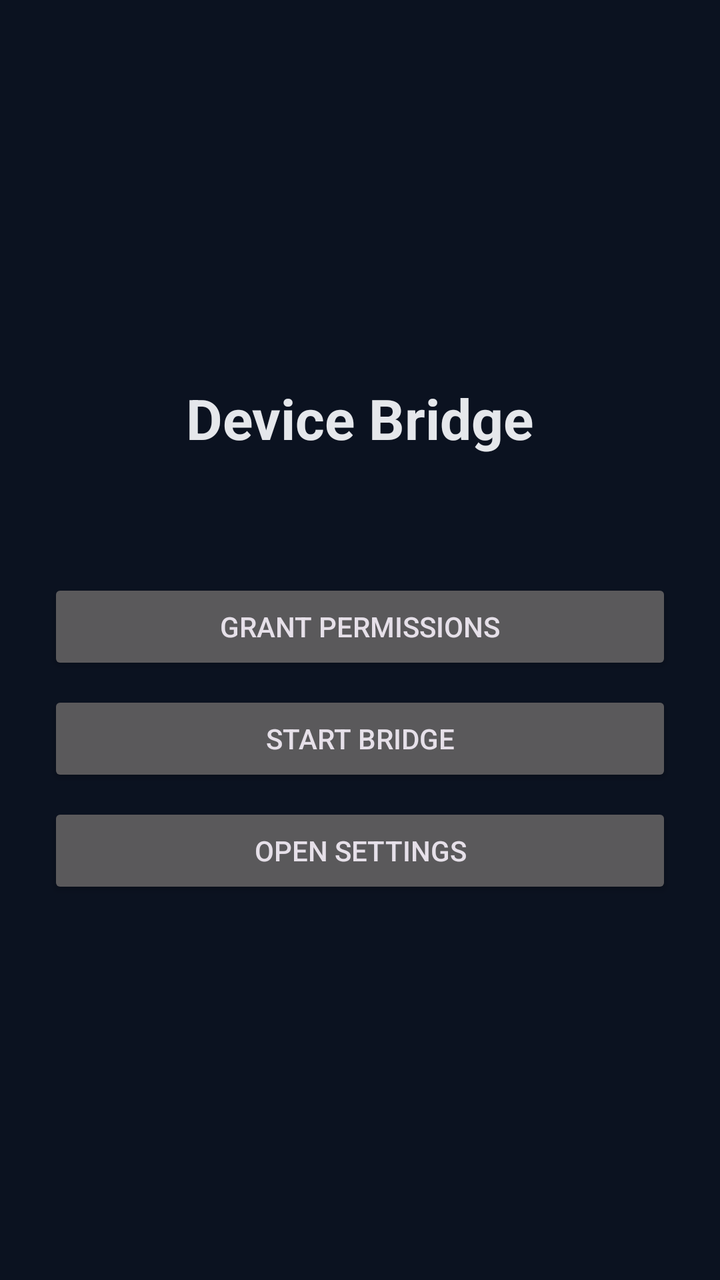
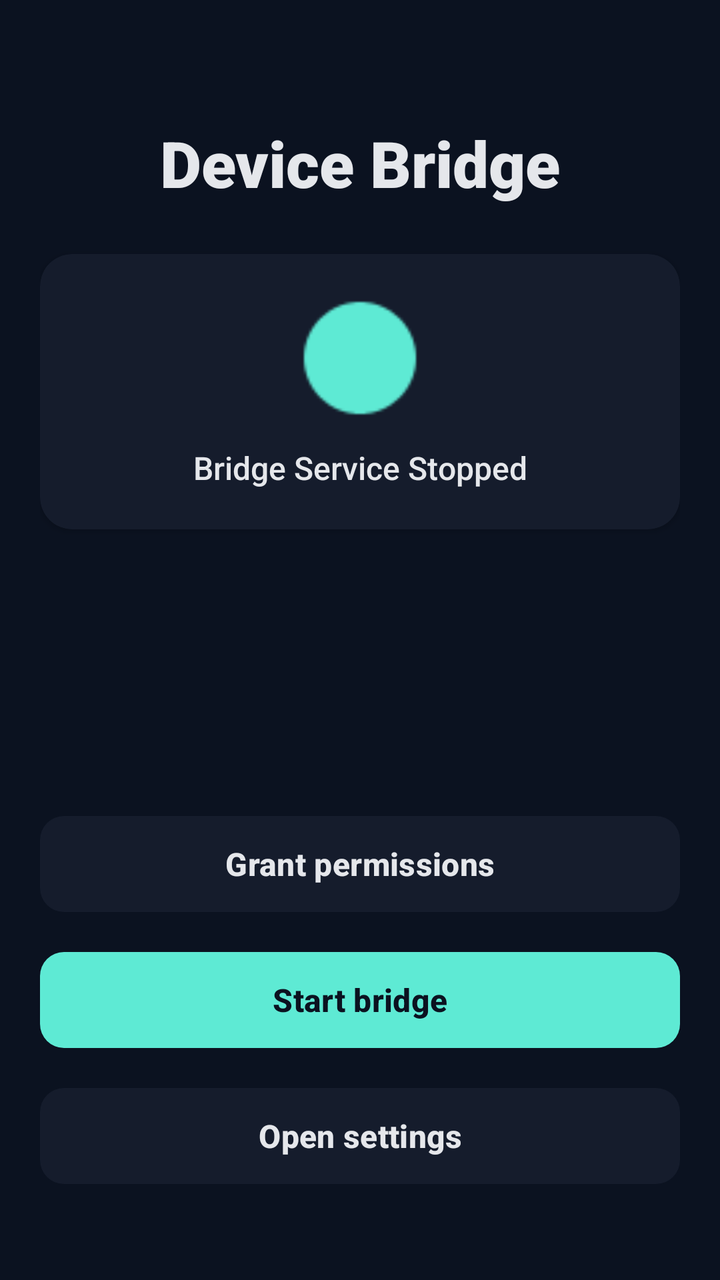

Screens rendered from an Android XML layout before and after an edit, with the pre-edit source and the edit as a unified diff.
<!-- AndroidManifest.xml: application theme Theme.DeviceBridge -->
<!-- res/layout/activity_main.xml -->
<?xml version="1.0" encoding="utf-8"?>
<LinearLayout xmlns:android="http://schemas.android.com/apk/res/android"
    android:layout_width="match_parent"
    android:layout_height="match_parent"
    android:background="@color/bridge_bg"
    android:gravity="center"
    android:orientation="vertical"
    android:padding="24dp">

    <TextView
        android:id="@+id/title"
        android:layout_width="wrap_content"
        android:layout_height="wrap_content"
        android:text="@string/app_name"
        android:textColor="@color/bridge_text"
        android:textSize="28sp"
        android:textStyle="bold" />

    <TextView
        android:id="@+id/status"
        android:layout_width="match_parent"
        android:layout_height="wrap_content"
        android:layout_marginTop="16dp"
        android:gravity="center"
        android:textColor="@color/bridge_text"
        android:textSize="16sp" />

    <Button
        android:id="@+id/grantPermissions"
        android:layout_width="match_parent"
        android:layout_height="wrap_content"
        android:layout_marginTop="24dp"
        android:text="@string/grant_permissions" />

    <Button
        android:id="@+id/startBridge"
        android:layout_width="match_parent"
        android:layout_height="wrap_content"
        android:layout_marginTop="8dp"
        android:text="@string/start_bridge" />

    <Button
        android:id="@+id/openSettings"
        android:layout_width="match_parent"
        android:layout_height="wrap_content"
        android:layout_marginTop="8dp"
        android:text="@string/open_settings" />
</LinearLayout>
<!-- resources referenced by this layout -->
<resources>
  <color name="bridge_bg">#0B1220</color>
  <color name="bridge_text">#E5E7EB</color>
  <string name="app_name">Device Bridge</string>
  <string name="grant_permissions">Grant permissions</string>
  <string name="open_settings">Open settings</string>
  <string name="start_bridge">Start bridge</string>
  <style name="Theme.DeviceBridge" parent="Theme.Material3.Dark.NoActionBar">
          <item name="colorPrimary">@color/bridge_accent</item>
          <item name="android:statusBarColor">@color/bridge_bg</item>
          <item name="android:navigationBarColor">@color/bridge_bg</item>
          <item name="android:windowBackground">@color/bridge_bg</item>
      </style>
  <color name="bridge_accent">#5EEAD4</color>
</resources>

<!-- the commit's change to res/layout/activity_main.xml (unified diff, before → after) -->
@@ -1,48 +1,102 @@
 <?xml version="1.0" encoding="utf-8"?>
 <LinearLayout xmlns:android="http://schemas.android.com/apk/res/android"
+    xmlns:app="http://schemas.android.com/apk/res-auto"
     android:layout_width="match_parent"
     android:layout_height="match_parent"
     android:background="@color/bridge_bg"
-    android:gravity="center"
     android:orientation="vertical"
-    android:padding="24dp">
+    android:padding="20dp">
 
     <TextView
         android:id="@+id/title"
-        android:layout_width="wrap_content"
+        android:layout_width="match_parent"
         android:layout_height="wrap_content"
+        android:layout_marginTop="40dp"
+        android:layout_marginBottom="24dp"
+        android:gravity="center"
         android:text="@string/app_name"
         android:textColor="@color/bridge_text"
-        android:textSize="28sp"
-        android:textStyle="bold" />
+        android:textSize="32sp"
+        android:textStyle="bold"
+        android:fontFamily="sans-serif-black" />
 
-    <TextView
-        android:id="@+id/status"
+    
+    <com.google.android.material.card.MaterialCardView
         android:layout_width="match_parent"
         android:layout_height="wrap_content"
-        android:layout_marginTop="16dp"
-        android:gravity="center"
-        android:textColor="@color/bridge_text"
-        android:textSize="16sp" />
+        android:layout_marginBottom="32dp"
+        app:cardCornerRadius="16dp"
+        app:cardBackgroundColor="@color/bridge_surface"
+        app:strokeWidth="0dp"
+        app:cardElevation="2dp">
 
-    <Button
+        <LinearLayout
+            android:layout_width="match_parent"
+            android:layout_height="wrap_content"
+            android:orientation="vertical"
+            android:padding="20dp"
+            android:gravity="center">
+
+            <ImageView
+                android:id="@+id/status_icon"
+                android:layout_width="64dp"
+                android:layout_height="64dp"
+                android:layout_marginBottom="12dp"
+                android:src="@android:drawable/presence_online"
+                app:tint="@color/bridge_accent" />
+
+            <TextView
+                android:id="@+id/status"
+                android:layout_width="match_parent"
+                android:layout_height="wrap_content"
+                android:gravity="center"
+                android:text="Bridge Service Stopped"
+                android:textColor="@color/bridge_text"
+                android:textSize="16sp"
+                android:fontFamily="sans-serif-medium" />
+        </LinearLayout>
+    </com.google.android.material.card.MaterialCardView>
+
+    <View
+        android:layout_width="match_parent"
+        android:layout_height="0dp"
+        android:layout_weight="1" />
+
+    
+    <com.google.android.material.button.MaterialButton
         android:id="@+id/grantPermissions"
         android:layout_width="match_parent"
-        android:layout_height="wrap_content"
-        android:layout_marginTop="24dp"
-        android:text="@string/grant_permissions" />
+        android:layout_height="56dp"
+        android:layout_marginBottom="12dp"
+        android:text="@string/grant_permissions"
+        android:textSize="16sp"
+        android:textStyle="bold"
+        app:cornerRadius="12dp"
+        app:backgroundTint="@color/bridge_surface"
+        android:textColor="@color/bridge_text" />
 
-    <Button
+    <com.google.android.material.button.MaterialButton
         android:id="@+id/startBridge"
         android:layout_width="match_parent"
-        android:layout_height="wrap_content"
-        android:layout_marginTop="8dp"
-        android:text="@string/start_bridge" />
+        android:layout_height="56dp"
+        android:layout_marginBottom="12dp"
+        android:text="@string/start_bridge"
+        android:textSize="16sp"
+        android:textStyle="bold"
+        app:cornerRadius="12dp"
+        app:backgroundTint="@color/bridge_accent"
+        android:textColor="@color/bridge_bg" />
 
-    <Button
+    <com.google.android.material.button.MaterialButton
         android:id="@+id/openSettings"
         android:layout_width="match_parent"
-        android:layout_height="wrap_content"
-        android:layout_marginTop="8dp"
-        android:text="@string/open_settings" />
+        android:layout_height="56dp"
+        android:layout_marginBottom="24dp"
+        android:text="@string/open_settings"
+        android:textSize="16sp"
+        android:textStyle="bold"
+        app:cornerRadius="12dp"
+        app:backgroundTint="@color/bridge_surface"
+        android:textColor="@color/bridge_text" />
+
 </LinearLayout>
<!-- resource entries referenced after the edit -->
@@ -1,6 +1,8 @@
 <!-- resources referenced by this layout -->
 <resources>
+  <color name="bridge_accent">#5EEAD4</color>
   <color name="bridge_bg">#0B1220</color>
+  <color name="bridge_surface">#151C2C</color>
   <color name="bridge_text">#E5E7EB</color>
   <string name="app_name">Device Bridge</string>
   <string name="grant_permissions">Grant permissions</string>
@@ -12,6 +14,5 @@
           <item name="android:navigationBarColor">@color/bridge_bg</item>
           <item name="android:windowBackground">@color/bridge_bg</item>
       </style>
-  <color name="bridge_accent">#5EEAD4</color>
 </resources>
 
